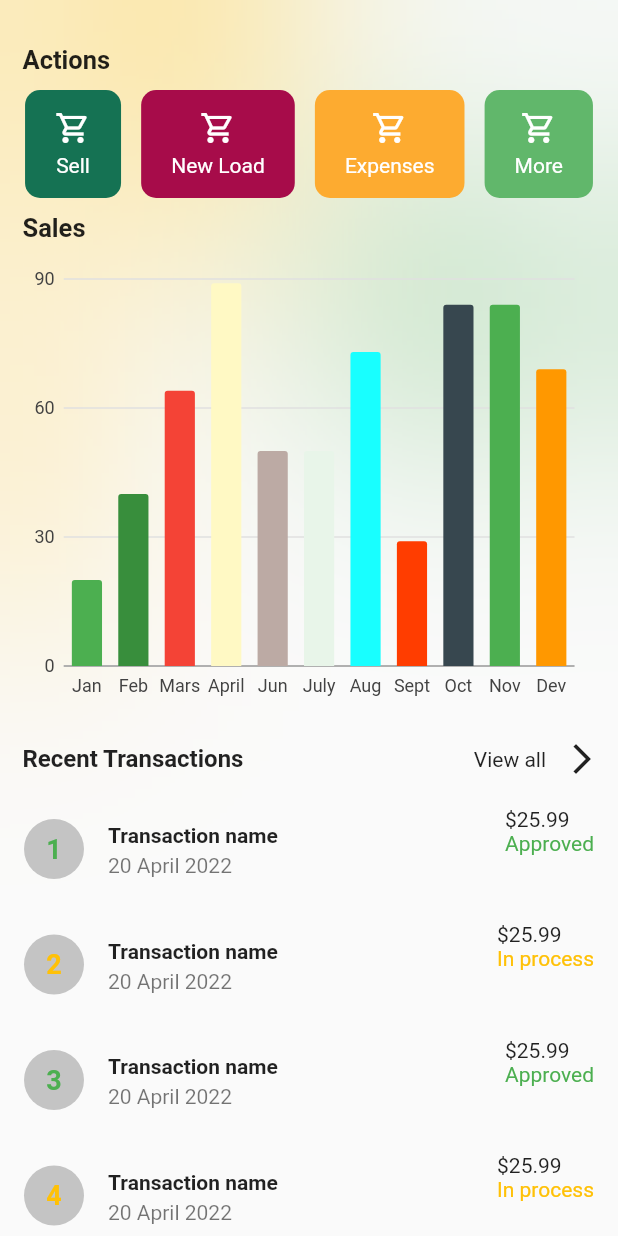
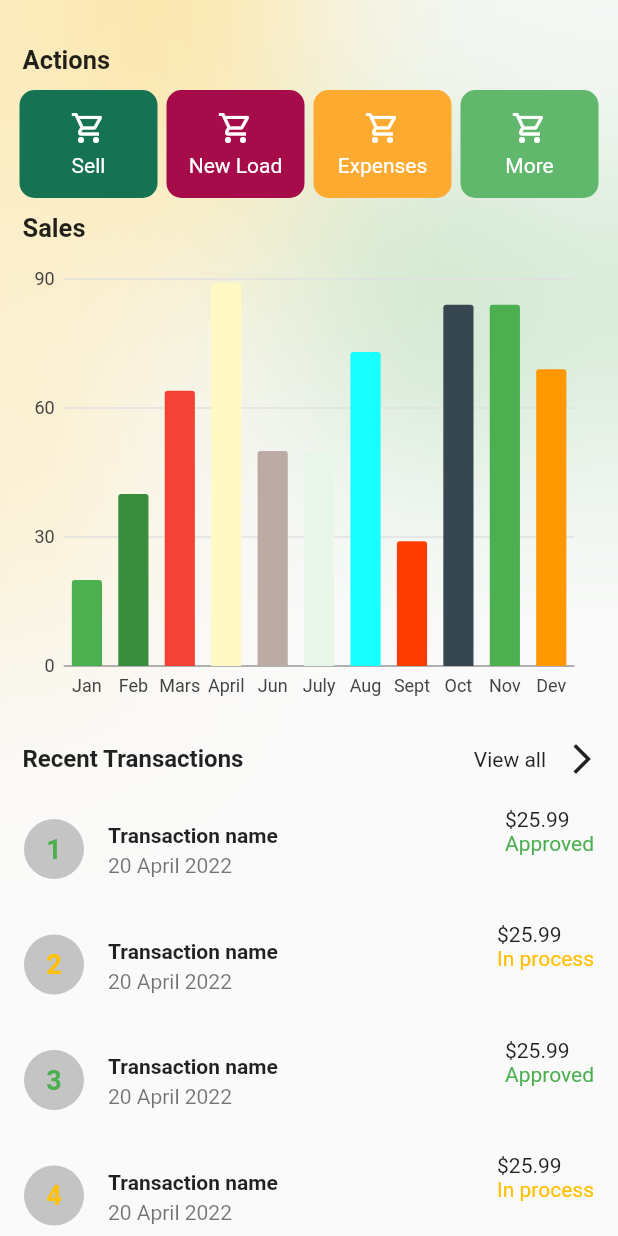
Before and after one commit to uyisaristide/KudiBooks, a Flutter app: the Dashboard screen opened directly, scrolled down 56 dp, on a phone screen of 412 x 824 dp. Run offline on Flutter 3.47's test engine with Material 2 defaults, Android fonts, the phone set to English and light mode, and no system bars; our stand-ins replace charts_flutter, flutter_slidable, intl_phone_field, pin_code_fields; missing offline and left inert: dart:ffi.

Commit message:
responsiveness action cards retry

```diff
--- a/lib/screens/dashboard/widget/action_card.dart
+++ b/lib/screens/dashboard/widget/action_card.dart
@@ -42,10 +42,12 @@ class ActionCard extends StatelessWidget {
     //     ),
     //   ),
     // );
-    return InkWell(
+    return Expanded(
+      child: Padding(
+        padding: const EdgeInsets.only(left: 3, right: 3),
+        child: InkWell(
           onTap: actionClick,
           child: Container(
-        padding: const EdgeInsets.symmetric(vertical: 12, horizontal: 20),
             height: 72,
             decoration: BoxDecoration(
             color: cardColor,
@@ -68,6 +70,8 @@ class ActionCard extends StatelessWidget {
           ],
             ),
           ),
+        ),
+      ),
     );
   }
 }
```
Lines whose indentation alone changed are shown as unchanged.
